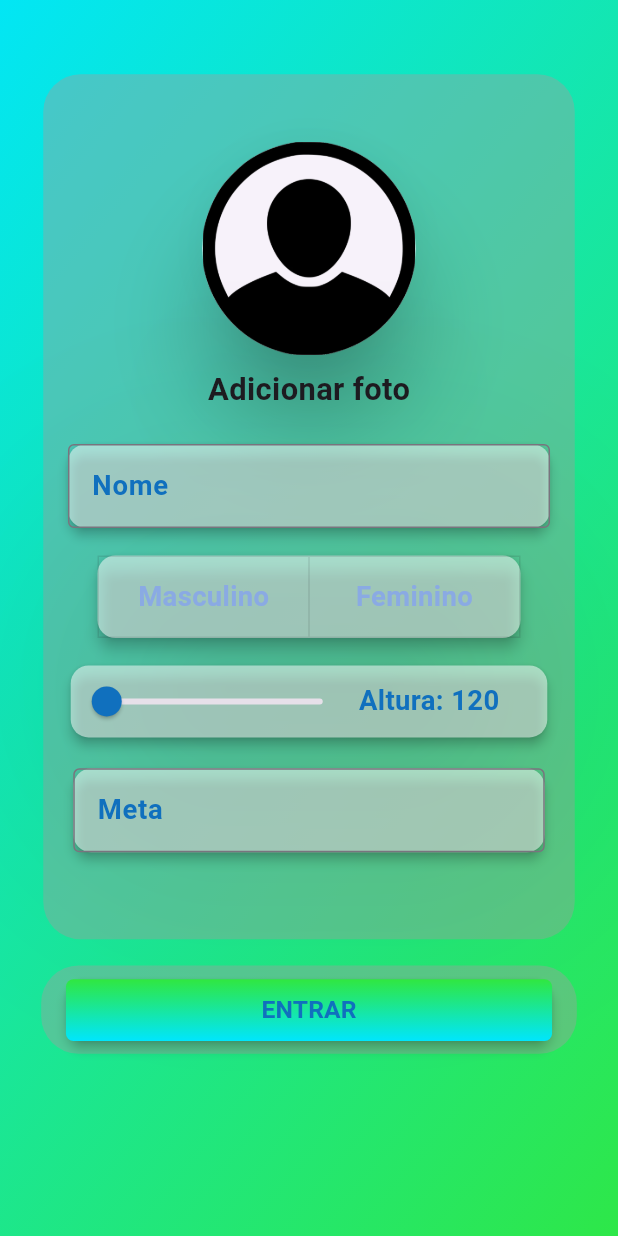
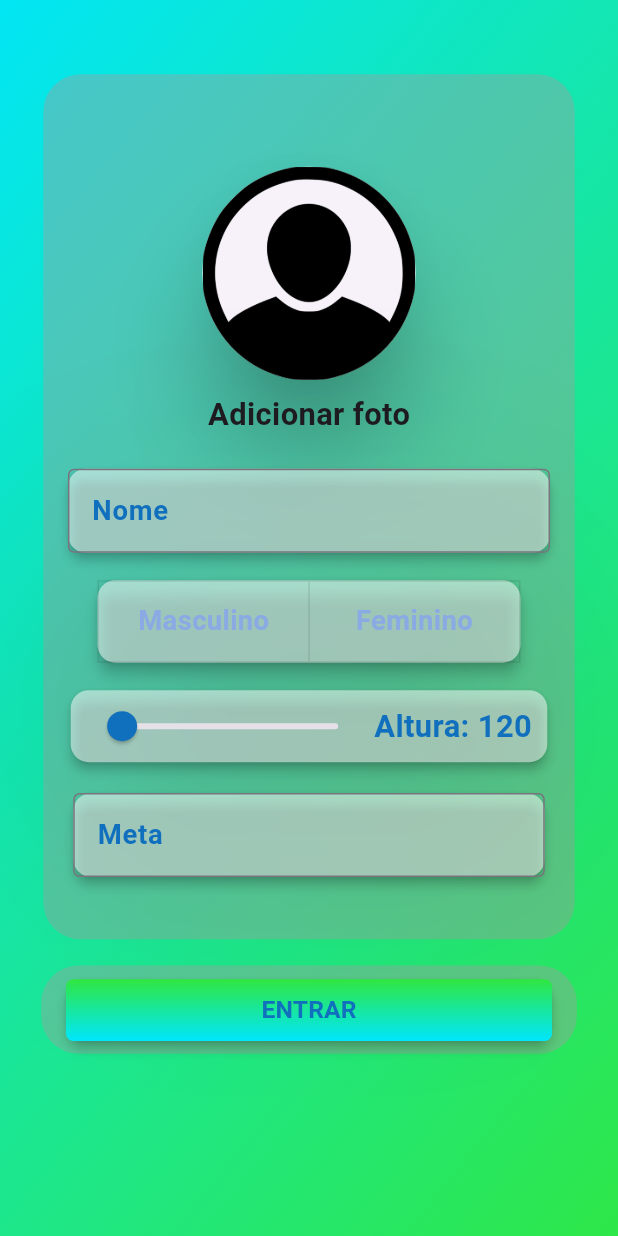
Before and after one commit to absjuniordev/calculadora_imc, a Flutter app: the screen it shows after launch, on a phone screen of 412 x 824 dp. Run offline on Flutter 3.47's test engine with Material 3 defaults, Android fonts, the phone set to English and light mode, and no system bars; our stand-ins replace flutter_animate, gallery_saver, image_picker, page_transition, sqflite; accounts and stored records are empty.

Commit message:
Aplicando responsatividade na tela da Cadastro pt2

```diff
--- a/lib/pages/dados_cadastrai.dart
+++ b/lib/pages/dados_cadastrai.dart
@@ -60,7 +60,7 @@ class _DadosCadastraisState extends State<DadosCadastrais> {
                 child: Column(
                   crossAxisAlignment: CrossAxisAlignment.center,
                   children: [
-                    SizedBox(height: size.height * .05),
+                    SizedBox(height: size.height * .07),
                     InkWell(
                       onTap: () async {
                         final ImagePicker picker = ImagePicker();
@@ -197,6 +197,7 @@ class _DadosCadastraisState extends State<DadosCadastrais> {
                       elevation: 3,
                       color: const Color.fromARGB(131, 255, 255, 255),
                       child: Row(
+                        mainAxisAlignment: MainAxisAlignment.center,
                         children: [
                           Slider(
                             activeColor:
@@ -205,17 +206,19 @@ class _DadosCadastraisState extends State<DadosCadastrais> {
                             min: 120,
                             max: 220,
                             onChanged: (double altura) {
-                              setState(() {
-                                _alturaEscolhida = altura;
-                                alturaController.text =
-                                    altura.toStringAsFixed(0).toString();
-                              });
+                              setState(
+                                () {
+                                  _alturaEscolhida = altura;
+                                  alturaController.text =
+                                      altura.toStringAsFixed(0).toString();
+                                },
+                              );
                             },
                           ),
                           Text(
                             "Altura: ${_alturaEscolhida.toStringAsFixed(0)}",
                             style: TextStyle(
-                              fontSize: size.height / 45,
+                              fontSize: size.height / 40,
                               fontWeight: FontWeight.w700,
                               color: const Color.fromARGB(255, 16, 112, 190),
                             ),
```
